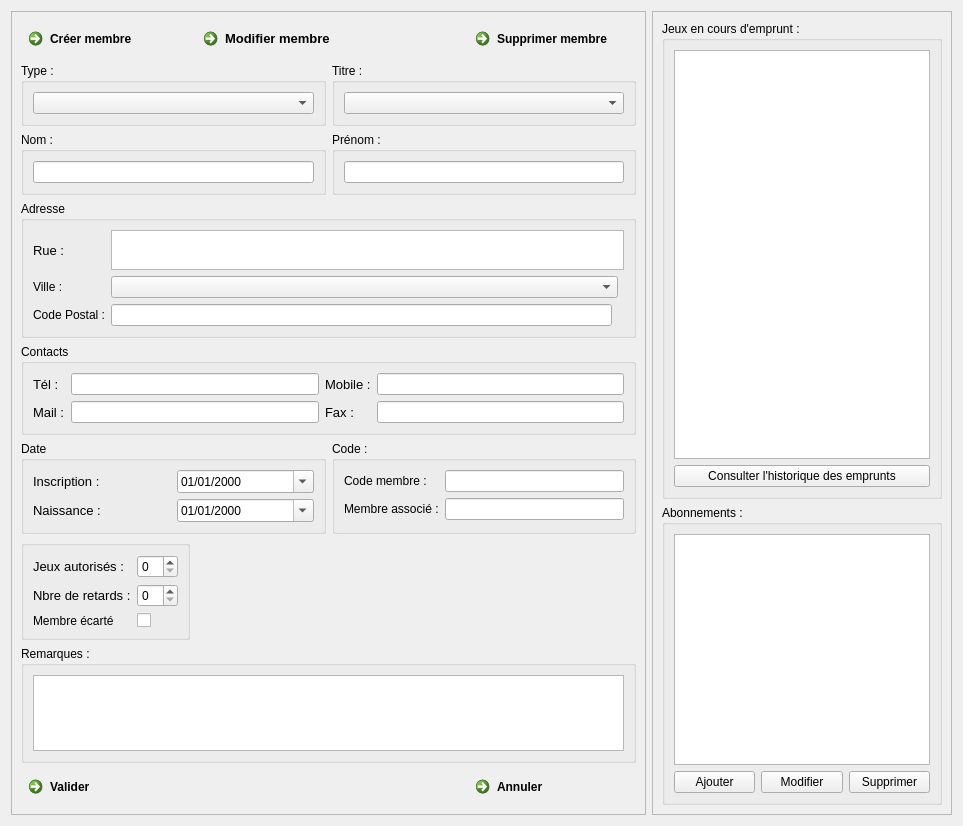
Old version of the form f_membres.ui in the repository nivhg/ludopen.
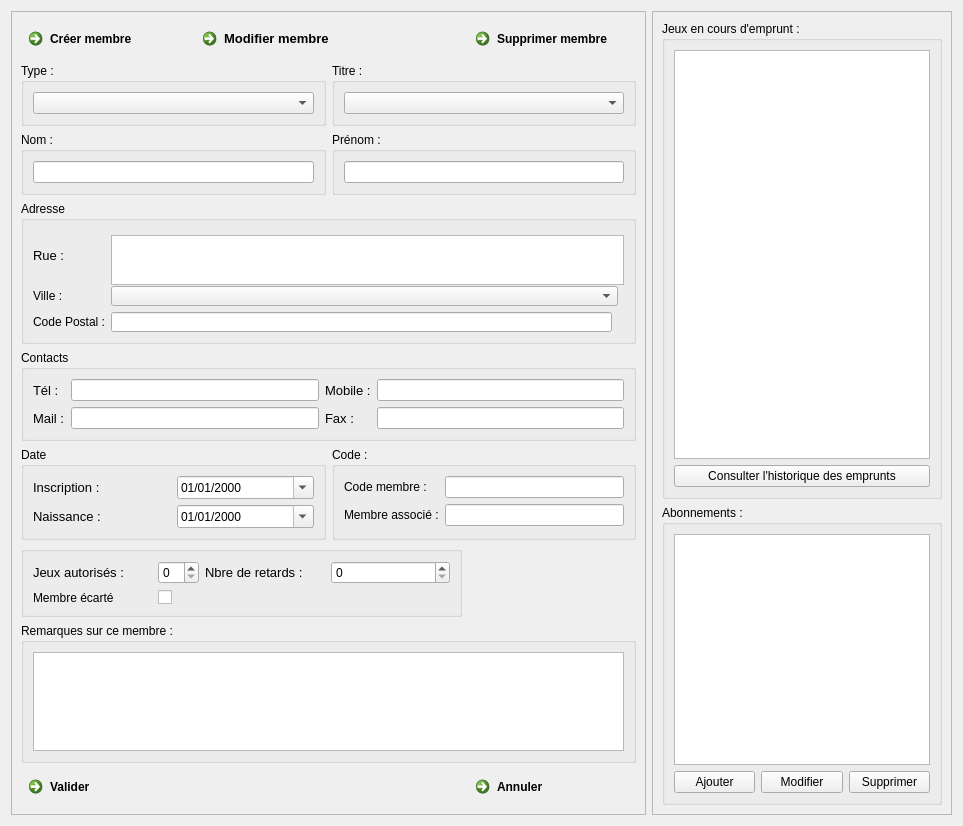
New version of the form. Icons and pictures are not drawn.

Commit message: F_jeux et F_membre:affichage lisible

The edit to the form file:
```diff
--- a/f_membres.ui
+++ b/f_membres.ui
@@ -457,374 +457,10 @@
       <enum>QFrame::Raised</enum>
      </property>
      <layout class="QGridLayout" name="gridLayout_13">
-      <item row="12" column="0">
-       <widget class="QGroupBox" name="groupBox_6">
-        <property name="title">
-         <string/>
-        </property>
-        <layout class="QGridLayout" name="gridLayout_7">
-         <item row="1" column="2">
-          <widget class="QSpinBox" name="SPx_NbreRetards">
-           <property name="palette">
-            <palette>
-             <active>
-              <colorrole role="WindowText">
-               <brush brushstyle="SolidPattern">
-                <color alpha="255">
-                 <red>0</red>
-                 <green>0</green>
-                 <blue>0</blue>
-                </color>
-               </brush>
-              </colorrole>
-             </active>
-             <inactive>
-              <colorrole role="WindowText">
-               <brush brushstyle="SolidPattern">
-                <color alpha="255">
-                 <red>0</red>
-                 <green>0</green>
-                 <blue>0</blue>
-                </color>
-               </brush>
-              </colorrole>
-             </inactive>
-             <disabled>
-              <colorrole role="WindowText">
-               <brush brushstyle="SolidPattern">
-                <color alpha="255">
-                 <red>0</red>
-                 <green>0</green>
-                 <blue>0</blue>
-                </color>
-               </brush>
-              </colorrole>
-             </disabled>
-            </palette>
-           </property>
-          </widget>
-         </item>
-         <item row="0" column="1">
-          <widget class="QLabel" name="Lb_JeuxAutorise">
-           <property name="palette">
-            <palette>
-             <active>
-              <colorrole role="WindowText">
-               <brush brushstyle="SolidPattern">
-                <color alpha="255">
-                 <red>0</red>
-                 <green>0</green>
-                 <blue>0</blue>
-                </color>
-               </brush>
-              </colorrole>
-             </active>
-             <inactive>
-              <colorrole role="WindowText">
-               <brush brushstyle="SolidPattern">
-                <color alpha="255">
-                 <red>0</red>
-                 <green>0</green>
-                 <blue>0</blue>
-                </color>
-               </brush>
-              </colorrole>
-             </inactive>
-             <disabled>
-              <colorrole role="WindowText">
-               <brush brushstyle="SolidPattern">
-                <color alpha="255">
-                 <red>0</red>
-                 <green>0</green>
-                 <blue>0</blue>
-                </color>
-               </brush>
-              </colorrole>
-             </disabled>
-            </palette>
-           </property>
-           <property name="font">
-            <font>
-             <pointsize>10</pointsize>
-            </font>
-           </property>
-           <property name="text">
-            <string>Jeux autorisés :</string>
-           </property>
-          </widget>
-         </item>
-         <item row="1" column="1">
-          <widget class="QLabel" name="Lb_NbreRetards">
-           <property name="palette">
-            <palette>
-             <active>
-              <colorrole role="WindowText">
-               <brush brushstyle="SolidPattern">
-                <color alpha="255">
-                 <red>0</red>
-                 <green>0</green>
-                 <blue>0</blue>
-                </color>
-               </brush>
-              </colorrole>
-             </active>
-             <inactive>
-              <colorrole role="WindowText">
-               <brush brushstyle="SolidPattern">
-                <color alpha="255">
-                 <red>0</red>
-                 <green>0</green>
-                 <blue>0</blue>
-                </color>
-               </brush>
-              </colorrole>
-             </inactive>
-             <disabled>
-              <colorrole role="WindowText">
-               <brush brushstyle="SolidPattern">
-                <color alpha="255">
-                 <red>0</red>
-                 <green>0</green>
-                 <blue>0</blue>
-                </color>
-               </brush>
-              </colorrole>
-             </disabled>
-            </palette>
-           </property>
-           <property name="font">
-            <font>
-             <pointsize>10</pointsize>
-            </font>
-           </property>
-           <property name="text">
-            <string>Nbre de retards :</string>
-           </property>
-          </widget>
-         </item>
-         <item row="0" column="2">
-          <widget class="QSpinBox" name="SBx_JeuxAutorises">
-           <property name="palette">
-            <palette>
-             <active>
-              <colorrole role="WindowText">
-               <brush brushstyle="SolidPattern">
-                <color alpha="255">
-                 <red>0</red>
-                 <green>0</green>
-                 <blue>0</blue>
-                </color>
-               </brush>
-              </colorrole>
-             </active>
-             <inactive>
-              <colorrole role="WindowText">
-               <brush brushstyle="SolidPattern">
-                <color alpha="255">
-                 <red>0</red>
-                 <green>0</green>
-                 <blue>0</blue>
-                </color>
-               </brush>
-              </colorrole>
-             </inactive>
-             <disabled>
-              <colorrole role="WindowText">
-               <brush brushstyle="SolidPattern">
-                <color alpha="255">
-                 <red>0</red>
-                 <green>0</green>
-                 <blue>0</blue>
-                </color>
-               </brush>
-              </colorrole>
-             </disabled>
-            </palette>
-           </property>
-          </widget>
-         </item>
-         <item row="2" column="1">
-          <widget class="QLabel" name="Lb_MembreEcarte">
-           <property name="palette">
-            <palette>
-             <active>
-              <colorrole role="WindowText">
-               <brush brushstyle="SolidPattern">
-                <color alpha="255">
-                 <red>0</red>
-                 <green>0</green>
-                 <blue>0</blue>
-                </color>
-               </brush>
-              </colorrole>
-             </active>
-             <inactive>
-              <colorrole role="WindowText">
-               <brush brushstyle="SolidPattern">
-                <color alpha="255">
-                 <red>0</red>
-                 <green>0</green>
-                 <blue>0</blue>
-                </color>
-               </brush>
-              </colorrole>
-             </inactive>
-             <disabled>
-              <colorrole role="WindowText">
-               <brush brushstyle="SolidPattern">
-                <color alpha="255">
-                 <red>0</red>
-                 <green>0</green>
-                 <blue>0</blue>
-                </color>
-               </brush>
-              </colorrole>
-             </disabled>
-            </palette>
-           </property>
-           <property name="text">
-            <string>Membre écarté</string>
-           </property>
-          </widget>
-         </item>
-         <item row="2" column="2">
-          <widget class="QCheckBox" name="ChBx_MembreEcarte">
-           <property name="maximumSize">
-            <size>
-             <width>20</width>
-             <height>16777215</height>
-            </size>
-           </property>
-           <property name="palette">
-            <palette>
-             <active>
-              <colorrole role="WindowText">
-               <brush brushstyle="SolidPattern">
-                <color alpha="255">
-                 <red>255</red>
-                 <green>0</green>
-                 <blue>4</blue>
-                </color>
-               </brush>
-              </colorrole>
-              <colorrole role="Text">
-               <brush brushstyle="SolidPattern">
-                <color alpha="255">
-                 <red>255</red>
-                 <green>0</green>
-                 <blue>4</blue>
-                </color>
-               </brush>
-              </colorrole>
-              <colorrole role="ButtonText">
-               <brush brushstyle="SolidPattern">
-                <color alpha="255">
-                 <red>255</red>
-                 <green>0</green>
-                 <blue>0</blue>
-                </color>
-               </brush>
-              </colorrole>
-              <colorrole role="ToolTipText">
-               <brush brushstyle="SolidPattern">
-                <color alpha="255">
-                 <red>255</red>
-                 <green>0</green>
-                 <blue>4</blue>
-                </color>
-               </brush>
-              </colorrole>
-             </active>
-             <inactive>
-              <colorrole role="WindowText">
-               <brush brushstyle="SolidPattern">
-                <color alpha="255">
-                 <red>255</red>
-                 <green>0</green>
-                 <blue>4</blue>
-                </color>
-               </brush>
-              </colorrole>
-              <colorrole role="Text">
-               <brush brushstyle="SolidPattern">
-                <color alpha="255">
-                 <red>255</red>
-                 <green>0</green>
-                 <blue>4</blue>
-                </color>
-               </brush>
-              </colorrole>
-              <colorrole role="ButtonText">
-               <brush brushstyle="SolidPattern">
-                <color alpha="255">
-                 <red>255</red>
-                 <green>0</green>
-                 <blue>0</blue>
-                </color>
-               </brush>
-              </colorrole>
-              <colorrole role="ToolTipText">
-               <brush brushstyle="SolidPattern">
-                <color alpha="255">
-                 <red>255</red>
-                 <green>0</green>
-                 <blue>4</blue>
-                </color>
-               </brush>
-              </colorrole>
-             </inactive>
-             <disabled>
-              <colorrole role="WindowText">
-               <brush brushstyle="SolidPattern">
-                <color alpha="255">
-                 <red>0</red>
-                 <green>0</green>
-                 <blue>0</blue>
-                </color>
-               </brush>
-              </colorrole>
-              <colorrole role="Text">
-               <brush brushstyle="SolidPattern">
-                <color alpha="255">
-                 <red>118</red>
-                 <green>118</green>
-                 <blue>117</blue>
-                </color>
-               </brush>
-              </colorrole>
-              <colorrole role="ButtonText">
-               <brush brushstyle="SolidPattern">
-                <color alpha="255">
-                 <red>118</red>
-                 <green>118</green>
-                 <blue>117</blue>
-                </color>
-               </brush>
-              </colorrole>
-              <colorrole role="ToolTipText">
-               <brush brushstyle="SolidPattern">
-                <color alpha="255">
-                 <red>255</red>
-                 <green>0</green>
-                 <blue>4</blue>
-                </color>
-               </brush>
-              </colorrole>
-             </disabled>
-            </palette>
-           </property>
-           <property name="text">
-            <string/>
-           </property>
-          </widget>
-         </item>
-        </layout>
-       </widget>
-      </item>
       <item row="13" column="0" colspan="3">
        <widget class="QGroupBox" name="groupBox_4">
         <property name="title">
-         <string>Remarques :</string>
+         <string>Remarques sur ce membre :</string>
         </property>
         <layout class="QGridLayout" name="gridLayout_5">
          <item row="0" column="0">
@@ -1324,6 +960,12 @@
          </item>
          <item row="0" column="1" colspan="3">
           <widget class="QTextEdit" name="Te_Rue">
+           <property name="minimumSize">
+            <size>
+             <width>0</width>
+             <height>50</height>
+            </size>
+           </property>
            <property name="maximumSize">
             <size>
              <width>16777215</width>
@@ -1464,6 +1106,12 @@
          </item>
          <item row="2" column="1">
           <widget class="QLineEdit" name="Le_CP">
+           <property name="minimumSize">
+            <size>
+             <width>0</width>
+             <height>20</height>
+            </size>
+           </property>
            <property name="maximumSize">
             <size>
              <width>45453</width>
@@ -1537,7 +1185,14 @@
           </widget>
          </item>
          <item row="1" column="1" colspan="2">
-          <widget class="QComboBox" name="CBx_Ville"/>
+          <widget class="QComboBox" name="CBx_Ville">
+           <property name="minimumSize">
+            <size>
+             <width>0</width>
+             <height>20</height>
+            </size>
+           </property>
+          </widget>
          </item>
         </layout>
        </widget>
@@ -2410,6 +2065,370 @@
         </item>
        </layout>
       </item>
+      <item row="12" column="0" colspan="2">
+       <widget class="QGroupBox" name="groupBox_6">
+        <property name="title">
+         <string/>
+        </property>
+        <layout class="QGridLayout" name="gridLayout_7">
+         <item row="5" column="0">
+          <widget class="QLabel" name="Lb_MembreEcarte">
+           <property name="palette">
+            <palette>
+             <active>
+              <colorrole role="WindowText">
+               <brush brushstyle="SolidPattern">
+                <color alpha="255">
+                 <red>0</red>
+                 <green>0</green>
+                 <blue>0</blue>
+                </color>
+               </brush>
+              </colorrole>
+             </active>
+             <inactive>
+              <colorrole role="WindowText">
+               <brush brushstyle="SolidPattern">
+                <color alpha="255">
+                 <red>0</red>
+                 <green>0</green>
+                 <blue>0</blue>
+                </color>
+               </brush>
+              </colorrole>
+             </inactive>
+             <disabled>
+              <colorrole role="WindowText">
+               <brush brushstyle="SolidPattern">
+                <color alpha="255">
+                 <red>0</red>
+                 <green>0</green>
+                 <blue>0</blue>
+                </color>
+               </brush>
+              </colorrole>
+             </disabled>
+            </palette>
+           </property>
+           <property name="text">
+            <string>Membre écarté</string>
+           </property>
+          </widget>
+         </item>
+         <item row="0" column="0">
+          <widget class="QLabel" name="Lb_JeuxAutorise">
+           <property name="palette">
+            <palette>
+             <active>
+              <colorrole role="WindowText">
+               <brush brushstyle="SolidPattern">
+                <color alpha="255">
+                 <red>0</red>
+                 <green>0</green>
+                 <blue>0</blue>
+                </color>
+               </brush>
+              </colorrole>
+             </active>
+             <inactive>
+              <colorrole role="WindowText">
+               <brush brushstyle="SolidPattern">
+                <color alpha="255">
+                 <red>0</red>
+                 <green>0</green>
+                 <blue>0</blue>
+                </color>
+               </brush>
+              </colorrole>
+             </inactive>
+             <disabled>
+              <colorrole role="WindowText">
+               <brush brushstyle="SolidPattern">
+                <color alpha="255">
+                 <red>0</red>
+                 <green>0</green>
+                 <blue>0</blue>
+                </color>
+               </brush>
+              </colorrole>
+             </disabled>
+            </palette>
+           </property>
+           <property name="font">
+            <font>
+             <pointsize>10</pointsize>
+            </font>
+           </property>
+           <property name="text">
+            <string>Jeux autorisés :</string>
+           </property>
+          </widget>
+         </item>
+         <item row="0" column="2">
+          <widget class="QLabel" name="Lb_NbreRetards">
+           <property name="palette">
+            <palette>
+             <active>
+              <colorrole role="WindowText">
+               <brush brushstyle="SolidPattern">
+                <color alpha="255">
+                 <red>0</red>
+                 <green>0</green>
+                 <blue>0</blue>
+                </color>
+               </brush>
+              </colorrole>
+             </active>
+             <inactive>
+              <colorrole role="WindowText">
+               <brush brushstyle="SolidPattern">
+                <color alpha="255">
+                 <red>0</red>
+                 <green>0</green>
+                 <blue>0</blue>
+                </color>
+               </brush>
+              </colorrole>
+             </inactive>
+             <disabled>
+              <colorrole role="WindowText">
+               <brush brushstyle="SolidPattern">
+                <color alpha="255">
+                 <red>0</red>
+                 <green>0</green>
+                 <blue>0</blue>
+                </color>
+               </brush>
+              </colorrole>
+             </disabled>
+            </palette>
+           </property>
+           <property name="font">
+            <font>
+             <pointsize>10</pointsize>
+            </font>
+           </property>
+           <property name="text">
+            <string>Nbre de retards :</string>
+           </property>
+          </widget>
+         </item>
+         <item row="5" column="1">
+          <widget class="QCheckBox" name="ChBx_MembreEcarte">
+           <property name="maximumSize">
+            <size>
+             <width>20</width>
+             <height>16777215</height>
+            </size>
+           </property>
+           <property name="palette">
+            <palette>
+             <active>
+              <colorrole role="WindowText">
+               <brush brushstyle="SolidPattern">
+                <color alpha="255">
+                 <red>255</red>
+                 <green>0</green>
+                 <blue>4</blue>
+                </color>
+               </brush>
+              </colorrole>
+              <colorrole role="Text">
+               <brush brushstyle="SolidPattern">
+                <color alpha="255">
+                 <red>255</red>
+                 <green>0</green>
+                 <blue>4</blue>
+                </color>
+               </brush>
+              </colorrole>
+              <colorrole role="ButtonText">
+               <brush brushstyle="SolidPattern">
+                <color alpha="255">
+                 <red>255</red>
+                 <green>0</green>
+                 <blue>0</blue>
+                </color>
+               </brush>
+              </colorrole>
+              <colorrole role="ToolTipText">
+               <brush brushstyle="SolidPattern">
+                <color alpha="255">
+                 <red>255</red>
+                 <green>0</green>
+                 <blue>4</blue>
+                </color>
+               </brush>
+              </colorrole>
+             </active>
+             <inactive>
+              <colorrole role="WindowText">
+               <brush brushstyle="SolidPattern">
+                <color alpha="255">
+                 <red>255</red>
+                 <green>0</green>
+                 <blue>4</blue>
+                </color>
+               </brush>
+              </colorrole>
+              <colorrole role="Text">
+               <brush brushstyle="SolidPattern">
+                <color alpha="255">
+                 <red>255</red>
+                 <green>0</green>
+                 <blue>4</blue>
+                </color>
+               </brush>
+              </colorrole>
+              <colorrole role="ButtonText">
+               <brush brushstyle="SolidPattern">
+                <color alpha="255">
+                 <red>255</red>
+                 <green>0</green>
+                 <blue>0</blue>
+                </color>
+               </brush>
+              </colorrole>
+              <colorrole role="ToolTipText">
+               <brush brushstyle="SolidPattern">
+                <color alpha="255">
+                 <red>255</red>
+                 <green>0</green>
+                 <blue>4</blue>
+                </color>
+               </brush>
+              </colorrole>
+             </inactive>
+             <disabled>
+              <colorrole role="WindowText">
+               <brush brushstyle="SolidPattern">
+                <color alpha="255">
+                 <red>0</red>
+                 <green>0</green>
+                 <blue>0</blue>
+                </color>
+               </brush>
+              </colorrole>
+              <colorrole role="Text">
+               <brush brushstyle="SolidPattern">
+                <color alpha="255">
+                 <red>118</red>
+                 <green>118</green>
+                 <blue>117</blue>
+                </color>
+               </brush>
+              </colorrole>
+              <colorrole role="ButtonText">
+               <brush brushstyle="SolidPattern">
+                <color alpha="255">
+                 <red>118</red>
+                 <green>118</green>
+                 <blue>117</blue>
+                </color>
+               </brush>
+              </colorrole>
+              <colorrole role="ToolTipText">
+               <brush brushstyle="SolidPattern">
+                <color alpha="255">
+                 <red>255</red>
+                 <green>0</green>
+                 <blue>4</blue>
+                </color>
+               </brush>
+              </colorrole>
+             </disabled>
+            </palette>
+           </property>
+           <property name="text">
+            <string/>
+           </property>
+          </widget>
+         </item>
+         <item row="0" column="1">
+          <widget class="QSpinBox" name="SBx_JeuxAutorises">
+           <property name="palette">
+            <palette>
+             <active>
+              <colorrole role="WindowText">
+               <brush brushstyle="SolidPattern">
+                <color alpha="255">
+                 <red>0</red>
+                 <green>0</green>
+                 <blue>0</blue>
+                </color>
+               </brush>
+              </colorrole>
+             </active>
+             <inactive>
+              <colorrole role="WindowText">
+               <brush brushstyle="SolidPattern">
+                <color alpha="255">
+                 <red>0</red>
+                 <green>0</green>
+                 <blue>0</blue>
+                </color>
+               </brush>
+              </colorrole>
+             </inactive>
+             <disabled>
+              <colorrole role="WindowText">
+               <brush brushstyle="SolidPattern">
+                <color alpha="255">
+                 <red>0</red>
+                 <green>0</green>
+                 <blue>0</blue>
+                </color>
+               </brush>
+              </colorrole>
+             </disabled>
+            </palette>
+           </property>
+          </widget>
+         </item>
+         <item row="0" column="3">
+          <widget class="QSpinBox" name="SPx_NbreRetards">
+           <property name="palette">
+            <palette>
+             <active>
+              <colorrole role="WindowText">
+               <brush brushstyle="SolidPattern">
+                <color alpha="255">
+                 <red>0</red>
+                 <green>0</green>
+                 <blue>0</blue>
+                </color>
+               </brush>
+              </colorrole>
+             </active>
+             <inactive>
+              <colorrole role="WindowText">
+               <brush brushstyle="SolidPattern">
+                <color alpha="255">
+                 <red>0</red>
+                 <green>0</green>
+                 <blue>0</blue>
+                </color>
+               </brush>
+              </colorrole>
+             </inactive>
+             <disabled>
+              <colorrole role="WindowText">
+               <brush brushstyle="SolidPattern">
+                <color alpha="255">
+                 <red>0</red>
+                 <green>0</green>
+                 <blue>0</blue>
+                </color>
+               </brush>
+              </colorrole>
+             </disabled>
+            </palette>
+           </property>
+          </widget>
+         </item>
+        </layout>
+       </widget>
+      </item>
      </layout>
     </widget>
    </item>
```
The commit also changes 6 other files.
